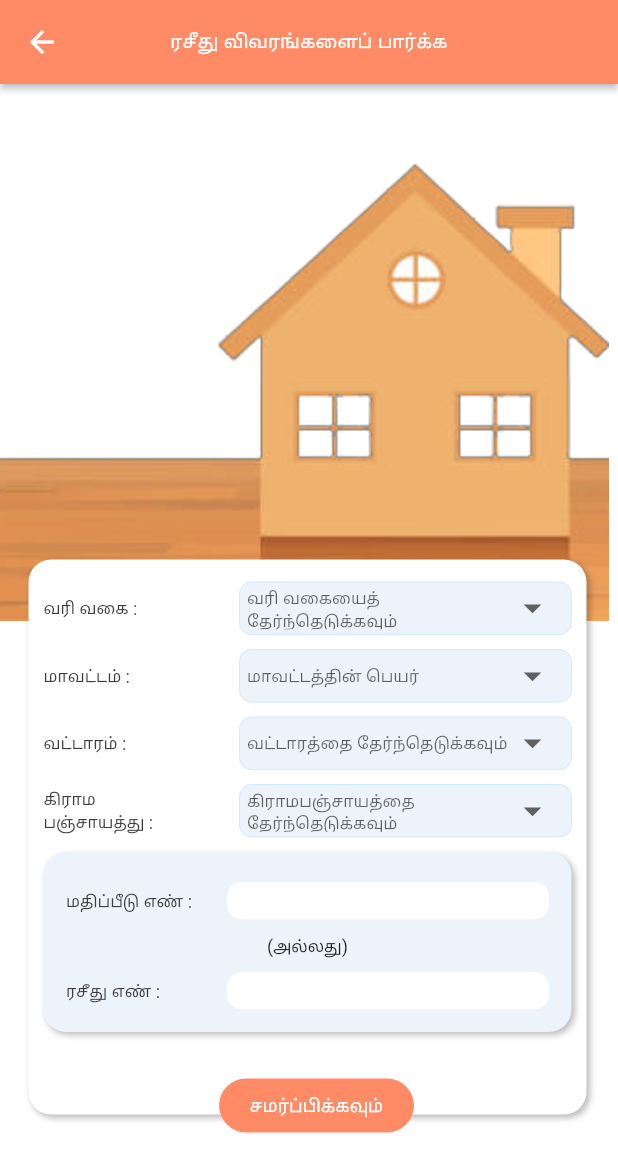
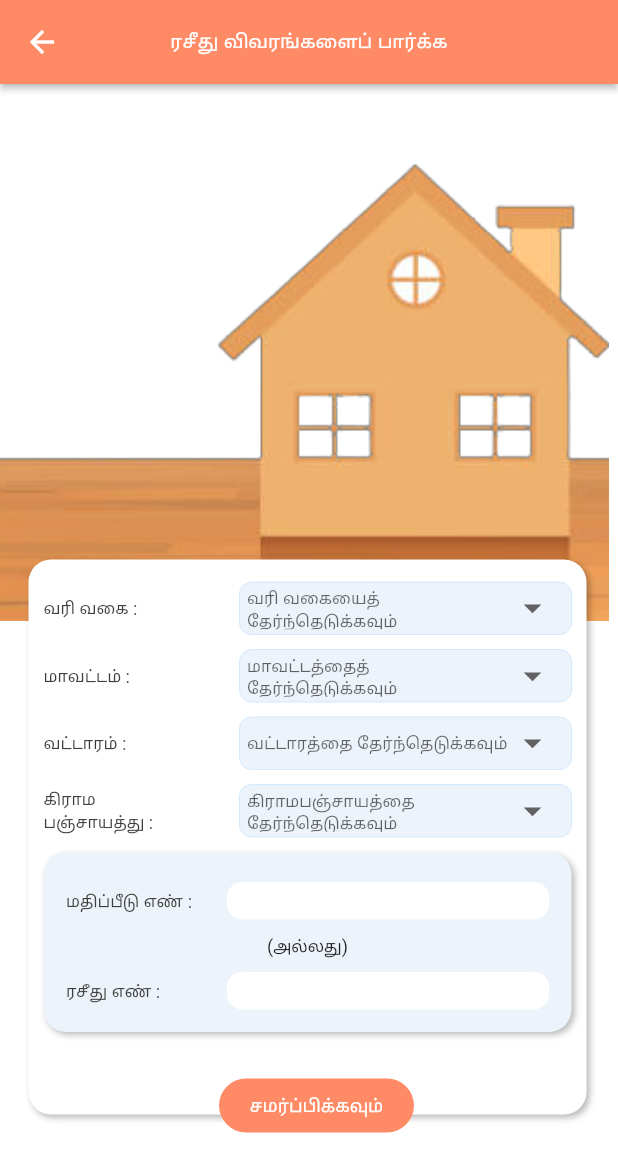
Before and after one commit to TNANDROID/public_vptax, a Flutter app: the ViewReceipt screen opened directly, on a phone screen of 412 x 824 dp. Shown: the top 1172 px of the screen. Run offline on Flutter 3.47's test engine with Material 2 defaults, Android fonts, the phone set to English and light mode, and no system bars; our stand-ins replace easy_localization, flutter_form_builder, flutter_spinkit, flutter_staggered_animations, flutter_svg, form_builder_validators and 6 more; missing offline and left inert: encrypt; accounts and stored records are empty.

Commit message:
Home Screen and View Receipt Screen

```diff
--- a/assets/translations/ta-IN.json
+++ b/assets/translations/ta-IN.json
@@ -83,5 +83,7 @@
   "download": "பதிவிறக்கு",
   "select_language": "ரசீதைப் பதிவிறக்குவதற்கான மொழியைத் தேர்ந்தெடுக்கவும்",
   "enter_receipt": "ரசீது எண்ணை உள்ளிடவும்",
-  "enter_mobile_number": "தொலைபேசி எண்ணை உள்ளிடவும்"
+  "enter_mobile_number": "தொலைபேசி எண்ணை உள்ளிடவும்",
+  "know_about_your_village": "உங்கள் கிராமம் மற்றும் உங்கள் கிராம வளர்ச்சி பணிகள் பற்றி தெரிந்துகொள்ள",
+  "swm_charges": "திட கழிவு மேலாண்மை வரி"
 }
--- a/lib/Activity/Auth/View_receipt.dart
+++ b/lib/Activity/Auth/View_receipt.dart
@@ -1,6 +1,7 @@
 import 'dart:async';
 import 'package:easy_localization/easy_localization.dart';
 import 'package:flutter/cupertino.dart';
+import 'package:flutter/foundation.dart';
 import 'package:flutter/material.dart';
 import 'package:flutter/services.dart';
 import 'package:flutter_form_builder/flutter_form_builder.dart';
@@ -48,8 +49,8 @@ class _ViewReceiptState extends State<ViewReceipt> {
   bool isLoadingV = false;
   bool listvisbility = false;
   PreferenceService preferencesService = locator<PreferenceService>();
-  TextEditingController assessmentController = TextEditingController();
-  TextEditingController receiptController = TextEditingController();
+ final  TextEditingController assessmentController = TextEditingController();
+ final  TextEditingController receiptController = TextEditingController();
   ScrollController scrollController = ScrollController();
   List<dynamic> taxType = [
     {"taxCode": "01", "taxname": 'propertyTax'.tr().toString()},
@@ -94,6 +95,16 @@ class _ViewReceiptState extends State<ViewReceipt> {
     blockFlag=true;
     villageFlag=true;
     districtItems.add(defaultSelectedDistrict);
+    receiptController.addListener(() {
+      if (receiptController.text.isNotEmpty) {
+        assessmentController.clear();
+      }
+    });
+    assessmentController.addListener(() {
+      if (assessmentController.text.isNotEmpty) {
+        receiptController.clear();
+      }
+    });
     setState(() {
       prefs.getString("lang")!= null &&  prefs.getString("lang")!="" &&  prefs.getString("lang")=="en"?
       context.setLocale(Locale('en', 'US')):
@@ -128,7 +139,7 @@ class _ViewReceiptState extends State<ViewReceipt> {
       dropList = districtlist;
       keyCode = "dcode";
       titleText ="dname";
-      titleTextTamil = "dname";
+      titleTextTamil ="dname";
     } else if (index == 2) {
       dropList =blockList;
       keyCode = "bcode";
@@ -175,8 +186,6 @@ class _ViewReceiptState extends State<ViewReceipt> {
           selectedDistrict = "";
           selectedBlock = "";
           selectedvillage = "";
-          selectedDistrict = "";
-          selectedBlock = "";
           model.selectedBlockList.clear();
           model.selectedVillageList.clear();
         } else if (index == 2) {
@@ -269,18 +278,17 @@ class _ViewReceiptState extends State<ViewReceipt> {
                         children: [
                           UIHelper.verticalSpaceMedium,
                           Expanded(
-                              child: SingleChildScrollView(
                                child: dropdown(context, model),
-                              )),
+                              ),
                         ],
                       ));
                 },
                 viewModelBuilder: () => StartUpViewModel()),
           )));
   }
-  Widget dropdown(BuildContext context,StartUpViewModel model)
-  {
-    return Column(
+  Widget dropdown(BuildContext context,StartUpViewModel model) {
+    return SingleChildScrollView(
+      child:  Column(
           children: [
             Container(
               transform: Matrix4.translationValues(-6.0,-50.0,10.0),
@@ -345,11 +353,7 @@ class _ViewReceiptState extends State<ViewReceipt> {
                             Expanded(
                               flex: 2,
                               child:
-                  addInputDropdownField(
-                      1,
-                      'districtName'.tr().toString(),
-                      "district",
-                      model),
+                              addInputDropdownField(1, 'select_District'.tr().toString(), "district", model),
                             )
                           ],
                         ),
@@ -372,9 +376,7 @@ class _ViewReceiptState extends State<ViewReceipt> {
                             UIHelper.horizontalSpaceMedium,
                             Expanded(
                               flex: 2,
-                  child:addInputDropdownField(
-                      2, 'select_Block'.tr().toString(),
-                      "block",model ),
+                              child:addInputDropdownField(2, 'select_Block'.tr().toString(), "block",model ),
                             )
                           ],
                         ),
@@ -397,9 +399,7 @@ class _ViewReceiptState extends State<ViewReceipt> {
                             UIHelper.horizontalSpaceMedium,
                             Expanded(
                               flex: 2,
-                  child:addInputDropdownField(
-                      3, 'select_VillagePanchayat'.tr().toString(),
-                      "",model),
+                              child:addInputDropdownField(3, 'select_VillagePanchayat'.tr().toString(),"villagePanchayat",model),
                               /*child: Container(
                               decoration:BoxDecoration(
                                   color: c.grey_out,
@@ -473,7 +473,7 @@ class _ViewReceiptState extends State<ViewReceipt> {
                                     mainAxisAlignment: MainAxisAlignment.center,
                                     children: [
                                       Text("("+'or'.tr().toString()+")",style: TextStyle(fontSize: 12),)
-  ],
+                                    ]
                                 ),
                                 UIHelper.verticalSpaceSmall,
                                 Row(
@@ -522,6 +522,7 @@ class _ViewReceiptState extends State<ViewReceipt> {
                                         ))
                                   ],
                                 ),
+
                               ])),])),
             Container(
               transform: Matrix4.translationValues(5.0,-150.0,10.0),
@@ -537,7 +538,10 @@ class _ViewReceiptState extends State<ViewReceipt> {
                     backgroundColor: c.colorPrimary
                 ),
                 onPressed: () {
-              scrollController.animateTo(500,  duration: const Duration(milliseconds: 500), curve: Curves.linear);
+                  scrollController.animateTo(0,
+                    duration: const Duration(milliseconds: 10),
+                    curve: Curves.linear,
+                  );
                   setState(() {
                     Validate();
                   });
@@ -546,6 +550,7 @@ class _ViewReceiptState extends State<ViewReceipt> {
             ),
             listview()
           ]
+      ),
     );
   }
   Widget listview()
--- a/lib/Resources/ImagePath.dart
+++ b/lib/Resources/ImagePath.dart
@@ -33,6 +33,7 @@ String bg = "assets/images/bg.png";
 String bg1 = "assets/images/bg1.png";
 String right_arrow = "assets/images/right_arrow.png";
 String right_arrow_icon = "assets/images/right_arrow_icon.png";
+String village="assets/images/village.png";
 
 String help = 'assets/images/help.svg';
 String failure = 'assets/images/failure.svg';
```
Also changed, not shown: assets/translations/en-US.json (+5 -3 lines), lib/Activity/Auth/Home.dart (+5 -5 lines), assets/images/village.png (added). Lines whose indentation alone changed are shown as unchanged.
